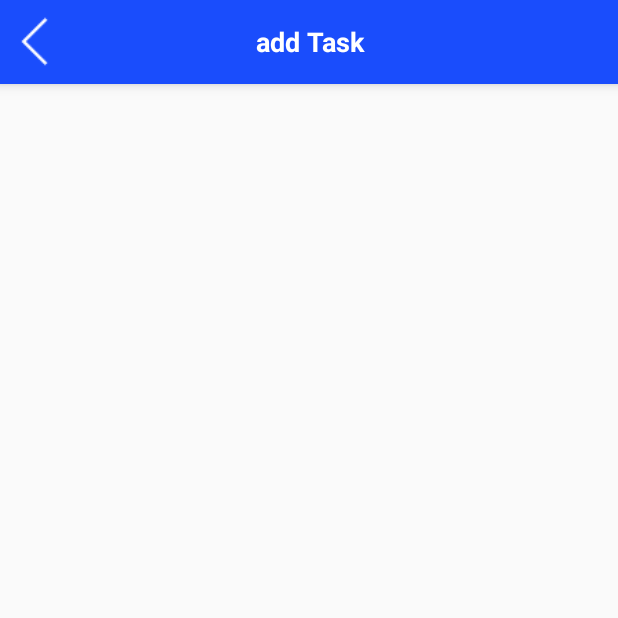
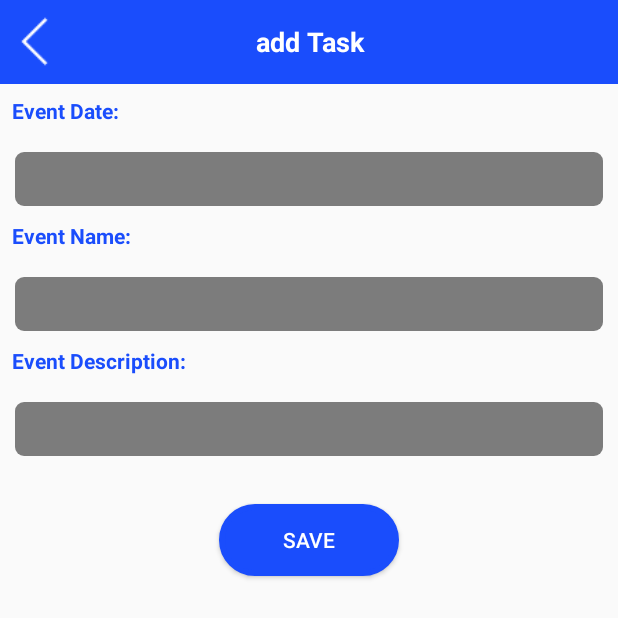
Before and after one commit to bufferTest/grand, an Android app: the AddTaskActivity screen opened directly, with no data from a screen before it, on a phone screen of 412 x 824 dp. Shown: the top 618 px of the screen. Run offline under Robolectric (Android 15) with nearby library versions, the phone set to English and light mode, and no system bars; our stand-ins replace ButterKnife, CircleImageView.

Commit message:
Add events Ui

```diff
--- a/app/src/main/java/com/grandgroup/activities/TaskManagerActivity.java
+++ b/app/src/main/java/com/grandgroup/activities/TaskManagerActivity.java
@@ -1,5 +1,6 @@
 package com.grandgroup.activities;
 
+import android.content.Intent;
 import android.os.Bundle;
 import android.support.v7.app.AppCompatActivity;
 import android.support.v7.widget.GridLayoutManager;
@@ -31,9 +32,10 @@ public class TaskManagerActivity extends BaseActivity {
     RecyclerView headerRecyclerView;
     @BindView(R.id.month)
     TextView month_name;
+    @BindView(R.id.btn_add)
+    TextView btnAdd;
 
     private AppCompatActivity mContext;
-
     private int mFirstDay;
     private int year;
     private int month;
@@ -56,6 +58,7 @@ public class TaskManagerActivity extends BaseActivity {
         ButterKnife.bind(this);
         mContext = TaskManagerActivity.this;
         tvTitle.setText("Task Manager");
+        btnAdd.setVisibility(View.VISIBLE);
     }
 
     @OnClick({R.id.btn_back, R.id.iv_previous, R.id.iv_forward})
@@ -91,6 +94,12 @@ public class TaskManagerActivity extends BaseActivity {
                     cal.set(Calendar.MONTH, month + 1);
                 }
                 setupcalender();
+                break;
+
+            case R.id.btn_add:
+                Intent intent = new Intent(mContext, AddTaskActivity.class);
+                startActivity(intent);
+                mContext.overridePendingTransition(R.anim.slide_in, R.anim.slide_out);
                 break;
         }
     }
--- /dev/null
+++ b/app/src/main/res/drawable/ic_add.xml
@@ -0,0 +1,5 @@
+<vector android:height="48dp" android:tint="#FFFFFF"
+    android:viewportHeight="24.0" android:viewportWidth="24.0"
+    android:width="48dp" xmlns:android="http://schemas.android.com/apk/res/android">
+    <path android:fillColor="#FF000000" android:pathData="M19,13h-6v6h-2v-6H5v-2h6V5h2v6h6v2z"/>
+</vector>
--- a/app/src/main/res/layout/activity_add_task.xml
+++ b/app/src/main/res/layout/activity_add_task.xml
@@ -9,5 +9,89 @@
 
     <include
         android:id="@+id/tool_bar"
-        layout="@layout/custom_toolbar" />
+        layout="@layout/custom_toolbar"
+        android:layout_width="0dp"
+        android:layout_height="wrap_content"
+        app:layout_constraintEnd_toEndOf="parent"
+        app:layout_constraintStart_toStartOf="parent"
+        app:layout_constraintTop_toTopOf="parent" />
+
+    <TextView
+        android:id="@+id/tv_event_date_title"
+        android:layout_width="wrap_content"
+        android:layout_height="0dp"
+        android:padding="8dp"
+        android:text="Event Date:"
+        android:textColor="@color/colorPrimaryDark"
+        android:textStyle="bold"
+        app:layout_constraintStart_toStartOf="parent"
+        app:layout_constraintTop_toBottomOf="@+id/tool_bar" />
+
+    <TextView
+        android:id="@+id/tv_event_date"
+        android:layout_width="0dp"
+        android:layout_height="40dp"
+        android:layout_margin="8dp"
+        android:background="@drawable/background_round_corner"
+        android:padding="8dp"
+        app:layout_constraintEnd_toEndOf="parent"
+        app:layout_constraintStart_toStartOf="parent"
+        app:layout_constraintTop_toBottomOf="@+id/tv_event_date_title" />
+
+    <TextView
+        android:id="@+id/tv_event_name_title"
+        android:layout_width="wrap_content"
+        android:layout_height="0dp"
+        android:padding="8dp"
+        android:text="Event Name:"
+        android:textColor="@color/colorPrimaryDark"
+        android:textStyle="bold"
+        app:layout_constraintStart_toStartOf="parent"
+        app:layout_constraintTop_toBottomOf="@+id/tv_event_date" />
+
+    <TextView
+        android:id="@+id/tv_event_name"
+        android:layout_width="0dp"
+        android:layout_height="40dp"
+        android:layout_margin="8dp"
+        android:background="@drawable/background_round_corner"
+        android:padding="8dp"
+        app:layout_constraintEnd_toEndOf="parent"
+        app:layout_constraintStart_toStartOf="parent"
+        app:layout_constraintTop_toBottomOf="@+id/tv_event_name_title" />
+
+
+    <TextView
+        android:id="@+id/tv_event_desc_title"
+        android:layout_width="wrap_content"
+        android:layout_height="0dp"
+        android:padding="8dp"
+        android:text="Event Description:"
+        android:textColor="@color/colorPrimaryDark"
+        android:textStyle="bold"
+        app:layout_constraintStart_toStartOf="parent"
+        app:layout_constraintTop_toBottomOf="@+id/tv_event_name" />
+
+    <TextView
+        android:id="@+id/tv_event_desc"
+        android:layout_width="0dp"
+        android:layout_height="40dp"
+        android:layout_margin="8dp"
+        android:background="@drawable/background_round_corner"
+        android:padding="8dp"
+        app:layout_constraintEnd_toEndOf="parent"
+        app:layout_constraintStart_toStartOf="parent"
+        app:layout_constraintTop_toBottomOf="@+id/tv_event_desc_title" />
+
+    <Button
+        android:id="@+id/btn_save"
+        android:layout_width="120dp"
+        android:layout_height="wrap_content"
+        android:text="Save"
+        android:layout_marginTop="30dp"
+        android:background="@drawable/btn_round_corner"
+        android:textColor="@color/colorWhite"
+        app:layout_constraintTop_toBottomOf="@+id/tv_event_desc"
+        app:layout_constraintStart_toStartOf="parent"
+        app:layout_constraintEnd_toEndOf="parent"/>
 </android.support.constraint.ConstraintLayout>
--- a/app/src/main/res/layout/activity_login.xml
+++ b/app/src/main/res/layout/activity_login.xml
@@ -38,6 +38,7 @@
             android:hint="Username "
             android:imeOptions="actionNext"
             android:inputType="text"
+            android:padding="3dp"
             android:textColor="@color/colorAccent"
             android:textColorHint="@android:color/darker_gray"
             app:layout_constraintEnd_toEndOf="parent"
@@ -64,6 +65,7 @@
             android:drawablePadding="8dp"
             android:drawableStart="@mipmap/password"
             android:hint="Password "
+            android:padding="3dp"
             android:imeOptions="actionDone"
             android:inputType="textPassword"
             android:textColor="@color/colorAccent"
--- a/app/src/main/res/layout/custom_toolbar.xml
+++ b/app/src/main/res/layout/custom_toolbar.xml
@@ -17,6 +17,7 @@
         android:padding="12dp"
         android:layout_centerVertical="true"
         android:background="@mipmap/back_white"/>
+
     <TextView
         android:id="@+id/tv_title"
         android:layout_width="match_parent"
```
